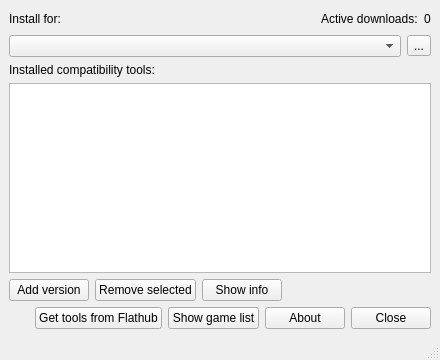
First picture: the form in pupgui2/resources/ui/pupgui2_mainwindow.ui, repository DavidoTek/ProtonUp-Qt, before the edit.
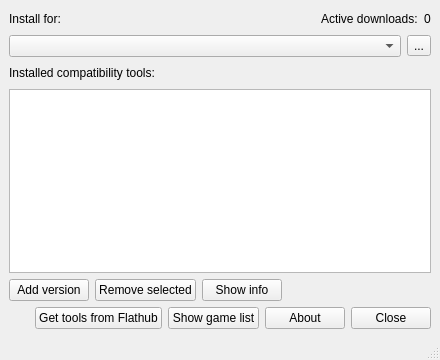
Second picture: the form after the edit. Icons and pictures are not drawn.

Commit message: Main Menu: Show total installed tools

```diff
--- a/pupgui2/resources/ui/pupgui2_mainwindow.ui
+++ b/pupgui2/resources/ui/pupgui2_mainwindow.ui
@@ -93,11 +93,35 @@
      </layout>
     </item>
     <item>
+     <layout class="QHBoxLayout" name="horizontalLayout_4">
+      <item>
      <widget class="QLabel" name="lblInstalledVersions">
       <property name="text">
        <string>Installed compatibility tools:</string>
       </property>
      </widget>
+      </item>
+      <item>
+       <widget class="QLabel" name="txtInstalledVersions">
+        <property name="text">
+         <string/>
+        </property>
+       </widget>
+      </item>
+      <item>
+       <spacer name="horizontalSpacer_4">
+        <property name="orientation">
+         <enum>Qt::Horizontal</enum>
+        </property>
+        <property name="sizeHint" stdset="0">
+         <size>
+          <width>40</width>
+          <height>20</height>
+         </size>
+        </property>
+       </spacer>
+      </item>
+     </layout>
     </item>
     <item>
      <widget class="QListWidget" name="listInstalledVersions">
```
Lines whose indentation alone changed are shown as unchanged. The commit also changes 1 other file.
